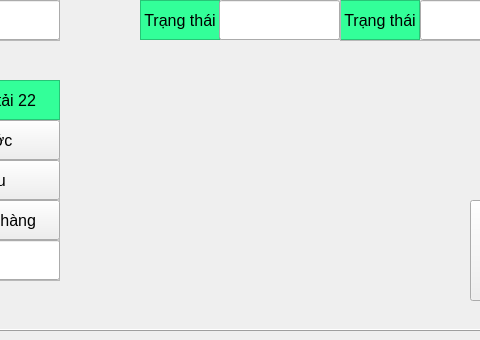
The window that app_ros600/interface/app_CY34_fake.ui (ArchiePhung/SimulationAGV_workspace) describes before a commit, drawn with Qt 5; both pictures show x 380 to 860 and y 240 to 580 of the 1024 by 580 pixel window.
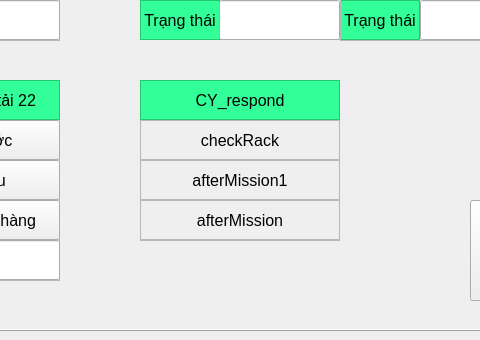
The same window after the commit. Icons and pictures are not drawn.

Diff of the .ui file:
```diff
--- a/app_ros600/interface/app_CY34_fake.ui
+++ b/app_ros600/interface/app_CY34_fake.ui
@@ -1055,6 +1055,101 @@
      <string>Exit</string>
     </property>
    </widget>
+   <widget class="QFrame" name="fr_signal_cpdout_2">
+    <property name="geometry">
+     <rect>
+      <x>520</x>
+      <y>270</y>
+      <width>200</width>
+      <height>161</height>
+     </rect>
+    </property>
+    <property name="frameShape">
+     <enum>QFrame::StyledPanel</enum>
+    </property>
+    <property name="frameShadow">
+     <enum>QFrame::Raised</enum>
+    </property>
+    <widget class="QLabel" name="label_34">
+     <property name="geometry">
+      <rect>
+       <x>0</x>
+       <y>0</y>
+       <width>200</width>
+       <height>40</height>
+      </rect>
+     </property>
+     <property name="styleSheet">
+      <string notr="true">background-color: rgb(51, 255, 153);</string>
+     </property>
+     <property name="frameShape">
+      <enum>QFrame::StyledPanel</enum>
+     </property>
+     <property name="text">
+      <string>CY_respond</string>
+     </property>
+     <property name="alignment">
+      <set>Qt::AlignCenter</set>
+     </property>
+    </widget>
+    <widget class="QLabel" name="lbc_checkRack">
+     <property name="geometry">
+      <rect>
+       <x>0</x>
+       <y>40</y>
+       <width>200</width>
+       <height>40</height>
+      </rect>
+     </property>
+     <property name="frameShape">
+      <enum>QFrame::StyledPanel</enum>
+     </property>
+     <property name="text">
+      <string>checkRack</string>
+     </property>
+     <property name="alignment">
+      <set>Qt::AlignCenter</set>
+     </property>
+    </widget>
+    <widget class="QLabel" name="lbc_afterMission1">
+     <property name="geometry">
+      <rect>
+       <x>0</x>
+       <y>80</y>
+       <width>200</width>
+       <height>40</height>
+      </rect>
+     </property>
+     <property name="frameShape">
+      <enum>QFrame::StyledPanel</enum>
+     </property>
+     <property name="text">
+      <string>afterMission1</string>
+     </property>
+     <property name="alignment">
+      <set>Qt::AlignCenter</set>
+     </property>
+    </widget>
+    <widget class="QLabel" name="lbc_afterMission">
+     <property name="geometry">
+      <rect>
+       <x>0</x>
+       <y>120</y>
+       <width>200</width>
+       <height>40</height>
+      </rect>
+     </property>
+     <property name="frameShape">
+      <enum>QFrame::StyledPanel</enum>
+     </property>
+     <property name="text">
+      <string>afterMission</string>
+     </property>
+     <property name="alignment">
+      <set>Qt::AlignCenter</set>
+     </property>
+    </widget>
+   </widget>
   </widget>
   <widget class="QProgressBar" name="pb_qualityWifi">
    <property name="geometry">
```
